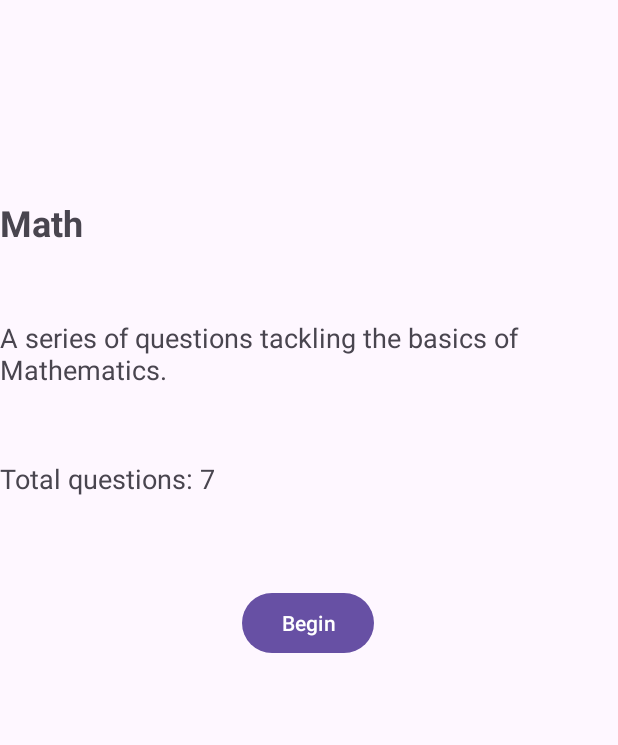
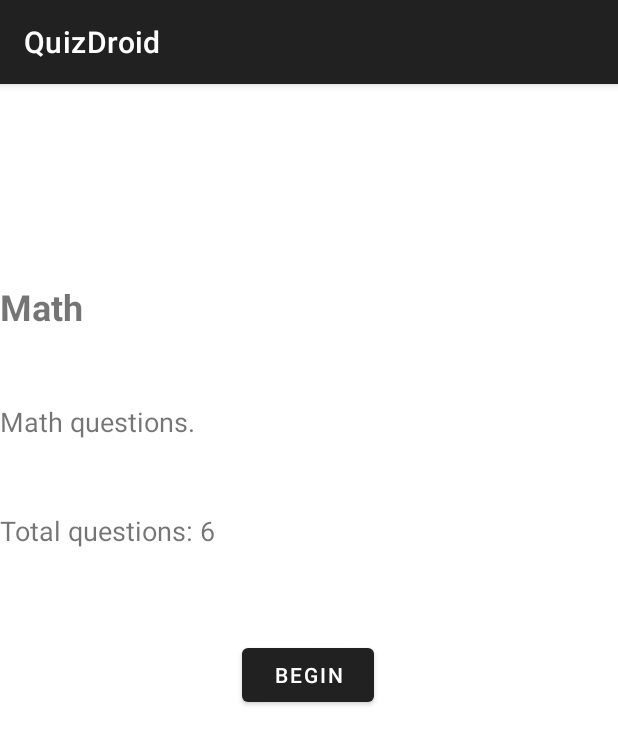
Before and after one commit to kmutzet/quizdroid, an Android app: the screen it shows after launch (TopicOverviewActivity), after a tap on "Math", on a phone screen of 412 x 824 dp. Shown: the top 745 px of the screen. Run offline under Robolectric (Android 15) with nearby library versions, the phone set to English and light mode, and no system bars.

```diff
--- a/app/src/main/AndroidManifest.xml
+++ b/app/src/main/AndroidManifest.xml
@@ -1,6 +1,7 @@
 <?xml version="1.0" encoding="utf-8"?>
 <manifest xmlns:android="http://schemas.android.com/apk/res/android"
     xmlns:tools="http://schemas.android.com/tools">
+    <uses-permission android:name="android.permission.READ_EXTERNAL_STORAGE" />
     <uses-permission android:name="android.permission.INTERNET"/>
     <application
         android:name=".QuizApp"
@@ -13,6 +14,7 @@
         android:supportsRtl="true"
         android:theme="@style/Theme.Quizdroid"
         tools:targetApi="31">
+        <activity android:name=".PreferencesActivity"/>
         <activity android:name=".QuestionActivity"/>
         <activity android:name=".TopicOverviewActivity"/>
         <activity
--- a/app/src/main/java/edu/uw/ischool/kmuret/quizdroid/CurrentTopicRepository.kt
+++ b/app/src/main/java/edu/uw/ischool/kmuret/quizdroid/CurrentTopicRepository.kt
@@ -1,67 +1,63 @@
 package edu.uw.ischool.kmuret.quizdroid
 
-import android.os.Bundle
-import androidx.appcompat.app.AppCompatActivity
-import android.content.Intent
-import androidx.activity.addCallback
-import android.widget.TextView
-import android.widget.Button
+import android.content.Context
+import android.util.Log
+import org.json.JSONArray
+import java.io.File
+import java.io.IOException
 
-class CurrentTopicRepository : TopicRepository {
+class CurrentTopicRepository(private val context: Context) : TopicRepository {
 
-    private val topics = mutableListOf(
-        Topic(
-            title = "Math",
-            shortDescription = "Math questions.",
-            longDescription = "A series of questions tackling the basics of Mathematics.",
-            quizzes = listOf(
-                Quiz("What is the square root of 16?", listOf("2", "4", "8", "16"), 1),
-                Quiz("What is 12 * 12?", listOf("122", "132", "144", "156"), 2),
-                Quiz("What is the value of π (pi) rounded to 2 decimal places?", listOf("3.14", "2.71", "1.61", "3.33"), 0),
-                Quiz("What is the derivative of x^2?", listOf("x", "2x", "x^2", "2x^2"), 1),
-                Quiz("What is the integral of 1/x?", listOf("ln(x)", "1/x^2", "x^2", "x^3/3"), 0),
-                Quiz("What is 7 + (6 * 5^2 - 3)?", listOf("100", "103", "170", "148"), 1),
-                Quiz("What is 7 + (6 * 5^2 - 3)?", listOf("100", "103", "170", "148"), 1)
-            )
-        ),
-        Topic(
-            title = "Physics",
-            shortDescription = "Physics questions.",
-            longDescription = "A series of questions tackling the fundamental concepts of Physics.",
-            quizzes = listOf(
-                Quiz("What is the speed of light in a vacuum?", listOf("3x10^5 m/s", "3x10^8 m/s", "3x10^3 m/s", "3x10^6 m/s"), 1),
-                Quiz("Who is known as the father of modern physics?", listOf("Isaac Newton", "Albert Einstein", "Galileo Galilei", "Niels Bohr"), 2),
-                Quiz("What type of particle is an electron?", listOf("Quark", "Neutron", "Lepton", "Boson"), 2),
-                Quiz("What is the unit of electrical resistance?", listOf("Joule", "Volt", "Ohm", "Watt"), 2),
-                Quiz("What is the first law of thermodynamics about?", listOf("Energy conservation", "Entropy", "Action and Reaction", "Gravity"), 0),
-                Quiz("What is the formula for calculating kinetic energy?", listOf("mv^2", "1/2 mv^2", "ma", "1/2 ma"), 1),
-                Quiz("Who discovered radioactivity?", listOf("Marie Curie", "Albert Einstein", "Isaac Newton", "Enrico Fermi"), 0)
-            )
-        ),
-        Topic(
-            title = "Marvel Super Heroes",
-            shortDescription = "Marvel Super Heroes questions.",
-            longDescription = "Fun questions about Marvel Super Heroes and the marvel cinematic universe.",
-            quizzes = listOf(
-                Quiz("Which state is Star Lord (Peter Quill) from", listOf("Kentucky", "Indiana", "Missouri", "Tennessee"),2),
-                Quiz("What is Thor's nickname?", listOf("Strongest Avenger", "Point Break", "God of Thunder", "God of Hammers"),1),
-                Quiz("Who said the famous quote, 'Why is Gamora?'", listOf("Dr. Strange", "Tony Stark", "Peter Parker", "Drax"),3),
-                Quiz("In Captain America Civil War, which of these characters is on Captain America's team?", listOf("Hulk", "Thor", "Wanda", "T'challa"),2),
-                Quiz("What is Pepper Pots allergic to?", listOf("Wheat", "Peanuts", "Strawberries", "Eggs"),2),
-                Quiz("Which character has Thor never spoken to on screen?", listOf("Peter Parker", "Vision", "Doctor Strange", "Rocket Raccoon"),0),
-                Quiz("Which metal poisoned Tony Stark in Iron Man 2?", listOf("Vibranium", "Adamantium", "Palladium", "Vanadium"),2)
-            )
-        )
-    )
+    private val topics = mutableListOf<Topic>()
 
-    override fun getTopicByName(name: String): Topic? {
-        return topics.find { it.title == name }
-    }
-    override fun getAllTopics(): List<Topic> {
-        return topics
-    }
-
+    override fun getAllTopics(): List<Topic> = topics
+    override fun getTopicByName(name: String): Topic? = topics.find { it.title == name }
     override fun addTopic(topic: Topic) {
         topics.add(topic)
     }
+
+    override suspend fun fetchTopics() {
+        try {
+            val inputStream = context.assets.open("ecquestions.json")
+            val size = inputStream.available()
+            val buffer = ByteArray(size)
+            inputStream.read(buffer)
+            inputStream.close()
+            val jsonString = String(buffer, Charsets.UTF_8)
+
+            val jsonArray = JSONArray(jsonString)
+            val newTopics = mutableListOf<Topic>()
+            for (i in 0 until jsonArray.length()) {
+                val jsonTopic = jsonArray.getJSONObject(i)
+                val title = jsonTopic.getString("title")
+                val shortDescription = jsonTopic.getString("desc")
+                val longDescription = ""
+
+                val jsonQuestions = jsonTopic.getJSONArray("questions")
+                val quizzes = mutableListOf<Quiz>()
+
+                for (j in 0 until jsonQuestions.length()) {
+                    val jsonQuestion = jsonQuestions.getJSONObject(j)
+                    val text = jsonQuestion.getString("text")
+                    val answerIndex = jsonQuestion.getInt("answer")
+                    val answers = mutableListOf<String>()
+
+                    val jsonAnswers = jsonQuestion.getJSONArray("answers")
+                    for (k in 0 until jsonAnswers.length()) {
+                        answers.add(jsonAnswers.getString(k))
+                    }
+                    quizzes.add(Quiz(text, answers, answerIndex))
+                }
+
+                newTopics.add(Topic(title, shortDescription, longDescription, quizzes))
+            }
+
+            topics.clear()
+            topics.addAll(newTopics)
+        } catch (e: IOException) {
+            Log.e("CurrentTopicRepository", "Error reading questions.json from assets", e)
+        } catch (e: Exception) {
+            Log.e("CurrentTopicRepository", "Error parsing JSON", e)
+        }
+    }
 }
--- a/app/src/main/java/edu/uw/ischool/kmuret/quizdroid/MainActivity.kt
+++ b/app/src/main/java/edu/uw/ischool/kmuret/quizdroid/MainActivity.kt
@@ -5,6 +5,12 @@ import androidx.appcompat.app.AppCompatActivity
 import android.widget.ArrayAdapter
 import android.widget.ListView
 import android.content.Intent
+import android.view.Menu
+import android.view.MenuItem
+import kotlinx.coroutines.Dispatchers
+import kotlinx.coroutines.launch
+import androidx.lifecycle.lifecycleScope
+import kotlinx.coroutines.withContext
 
 class MainActivity : AppCompatActivity() {
     override fun onCreate(savedInstanceState: Bundle?) {
@@ -12,14 +18,34 @@ class MainActivity : AppCompatActivity() {
         setContentView(R.layout.activity_main)
 
         val topicsListView: ListView = findViewById(R.id.topicListView)
-        val topicsList = QuizApp.repository.getAllTopics().map { it.title }
+        lifecycleScope.launch {
+            QuizApp.repository.fetchTopics()
+            val topicsList = QuizApp.repository.getAllTopics().map { it.title }
+            withContext(Dispatchers.Main) {
+                topicsListView.adapter = ArrayAdapter(this@MainActivity, android.R.layout.simple_list_item_1, topicsList)
+            }
+        }
 
-        topicsListView.adapter = ArrayAdapter(this, android.R.layout.simple_list_item_1, topicsList)
         topicsListView.setOnItemClickListener { _, _, position, _ ->
-            val selectedTopic = topicsList[position]
+            val selectedTopic = (topicsListView.adapter.getItem(position) as String)
             val intent = Intent(this, TopicOverviewActivity::class.java)
             intent.putExtra("selectedTopic", selectedTopic)
             startActivity(intent)
         }
     }
+
+    override fun onCreateOptionsMenu(menu: Menu): Boolean {
+        menuInflater.inflate(R.menu.menu_main, menu)
+        return true
+    }
+
+    override fun onOptionsItemSelected(item: MenuItem): Boolean {
+        return when (item.itemId) {
+            R.id.action_preferences -> {
+                startActivity(Intent(this, PreferencesActivity::class.java))
+                true
+            }
+            else -> super.onOptionsItemSelected(item)
+        }
+    }
 }
--- a/app/src/main/java/edu/uw/ischool/kmuret/quizdroid/QuizApp.kt
+++ b/app/src/main/java/edu/uw/ischool/kmuret/quizdroid/QuizApp.kt
@@ -11,7 +11,8 @@ class QuizApp : Application() {
 
     override fun onCreate() {
         super.onCreate()
-        repository = CurrentTopicRepository()
+        repository = CurrentTopicRepository(this)
+        Log.i("QuizApp", "fileDir=$filesDir")
         Log.d("QuizApp", "QuizApp is running")
     }
 }
--- a/app/src/main/java/edu/uw/ischool/kmuret/quizdroid/Topic.kt
+++ b/app/src/main/java/edu/uw/ischool/kmuret/quizdroid/Topic.kt
@@ -1,8 +1,8 @@
 package edu.uw.ischool.kmuret.quizdroid
 
 data class Topic (
+    val title: String,
     val shortDescription: String,
     val longDescription: String,
-    val quizzes: List<Quiz>,
-    val title: String
+    val quizzes: List<Quiz>
 )
--- a/app/src/main/java/edu/uw/ischool/kmuret/quizdroid/TopicOverviewActivity.kt
+++ b/app/src/main/java/edu/uw/ischool/kmuret/quizdroid/TopicOverviewActivity.kt
@@ -23,7 +23,7 @@ class TopicOverviewActivity : AppCompatActivity() {
         val btnBegin: Button = findViewById(R.id.btnBegin)
 
         tvTopicName.text = nextSelectedTopic?.title
-        tvTopicDescription.text = nextSelectedTopic?.longDescription
+        tvTopicDescription.text = nextSelectedTopic?.shortDescription
         tvTotalQuestions.text = getString(R.string.total_questions_text, nextSelectedTopic?.quizzes?.size ?: 0)
 
         btnBegin.setOnClickListener {
--- a/app/src/main/java/edu/uw/ischool/kmuret/quizdroid/TopicRepository.kt
+++ b/app/src/main/java/edu/uw/ischool/kmuret/quizdroid/TopicRepository.kt
@@ -4,5 +4,6 @@ interface TopicRepository {
     fun getTopicByName(name: String): Topic?
     fun getAllTopics(): List<Topic>
     fun addTopic(topic: Topic)
+    suspend fun fetchTopics()
 
 }
--- /dev/null
+++ b/app/src/main/res/menu/menu_main.xml
@@ -0,0 +1,8 @@
+<?xml version="1.0" encoding="utf-8"?>
+<menu xmlns:android="http://schemas.android.com/apk/res/android"
+    xmlns:app="http://schemas.android.com/apk/res-auto">
+    <item
+        android:id="@+id/action_preferences"
+        android:title="@string/preferences"
+        app:showAsAction="never"/>
+</menu>
--- a/app/src/main/res/values/strings.xml
+++ b/app/src/main/res/values/strings.xml
@@ -6,4 +6,8 @@
     <string name="correct_answer">Correct answer: %1$s</string>
     <string name="score_count">You have %1$d out of %2$d correct</string>
     <string name="total_questions_text">Total questions: %1$d</string>
+    <string name="download_frequency_hint">Download Frequency (Minutes)</string>
+    <string name="save">Save</string>
+    <string name="preferences">Preferences</string>
+    <string name="url_hint">Enter URL</string>
 </resources>
--- a/app/src/main/res/values/themes.xml
+++ b/app/src/main/res/values/themes.xml
@@ -1,6 +1,6 @@
 <resources xmlns:tools="http://schemas.android.com/tools">
     <!-- Base application theme. -->
-    <style name="Base.Theme.Quizdroid" parent="Theme.Material3.DayNight.NoActionBar">
+    <style name="Base.Theme.Quizdroid" parent="Theme.MaterialComponents.Light.DarkActionBar">
         <!-- Customize your light theme here. -->
         <!-- <item name="colorPrimary">@color/my_light_primary</item> -->
     </style>
```
Also changed, not shown: app/src/main/assets/ecquestions.json (added, +115 -0 lines), app/src/main/assets/questions.json (added, +65 -0 lines), app/src/main/java/edu/uw/ischool/kmuret/quizdroid/AnswerActivity.kt (+2 -11 lines), app/src/main/java/edu/uw/ischool/kmuret/quizdroid/PreferencesActivity.kt (added, +44 -0 lines), app/src/main/java/edu/uw/ischool/kmuret/quizdroid/QuestionActivity.kt (+12 -10 lines), app/src/main/res/layout/activity_preferences.xml (added, +40 -0 lines).
